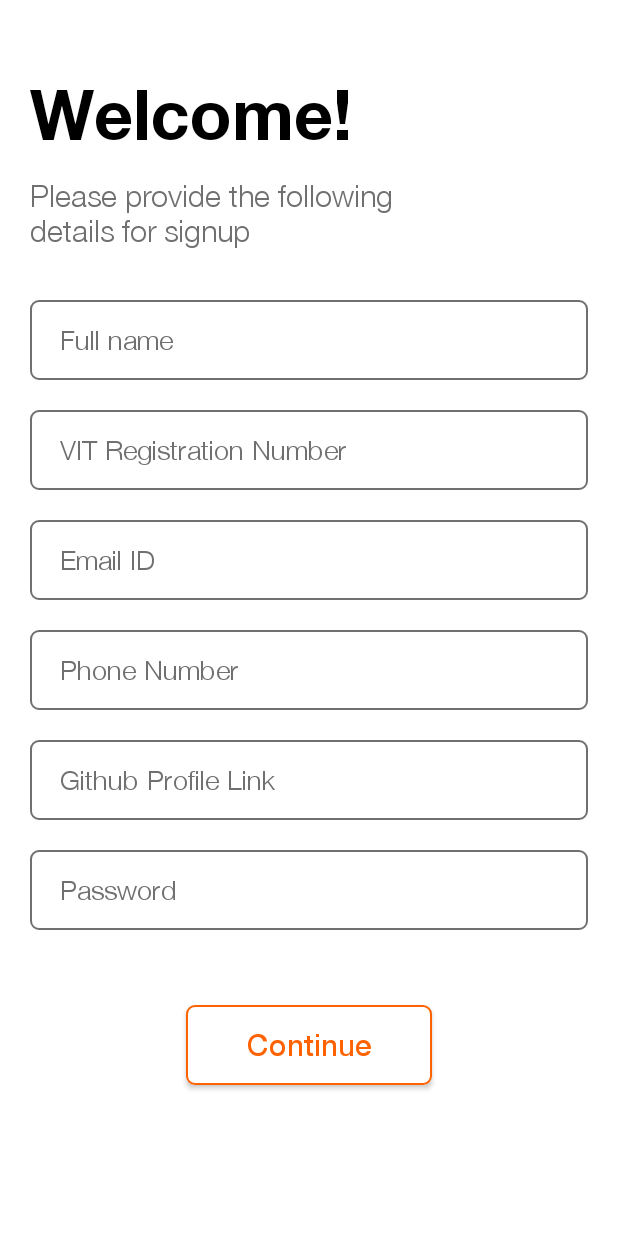
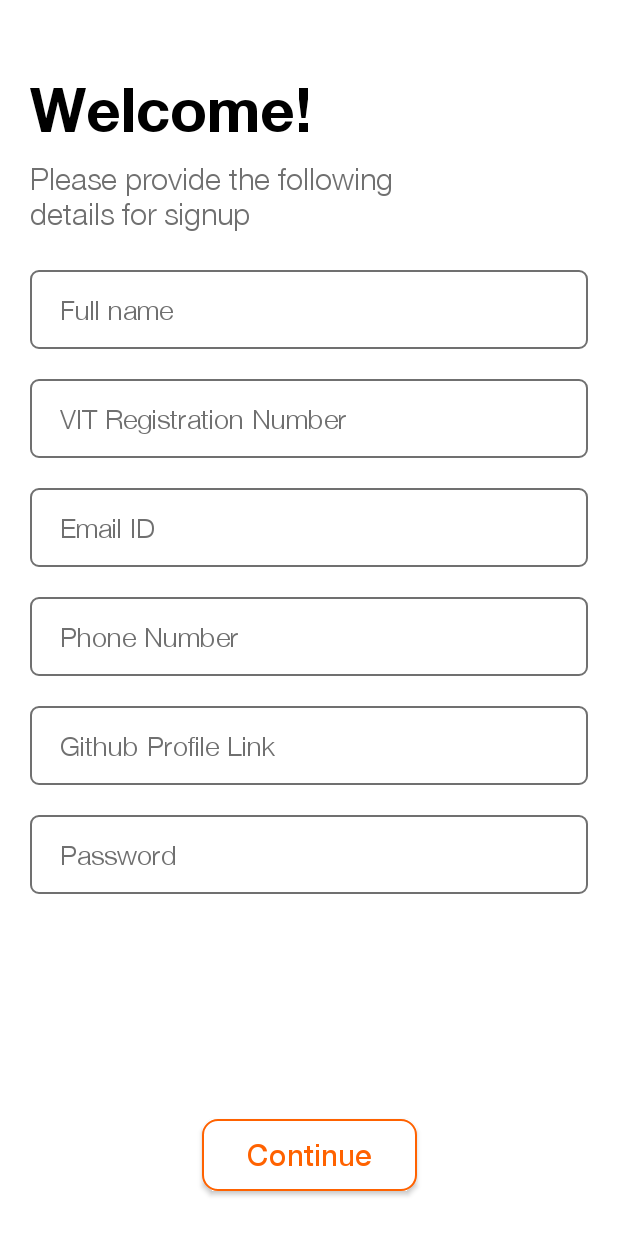
Before and after one commit to panshuljindal/ADG-VIT, an Android app: the recruitment_signup screen opened directly, with no data from a screen before it, on a phone screen of 412 x 824 dp. Run offline under Robolectric (Android 15) with nearby library versions, the phone set to English and light mode, and no system bars.

Commit message:
fix minor ui issues

```diff
--- a/app/src/main/java/com/example/adgexternals/landingActivity.java
+++ b/app/src/main/java/com/example/adgexternals/landingActivity.java
@@ -97,7 +97,9 @@ public class landingActivity extends AppCompatActivity {
 
                 tabBtn1.setActivated(!tab1.isActivated()); tabBtn2.setActivated(false);
                 tab1.setAnimation(animation4);
-                tab1.setVisibility(View.VISIBLE); tab2.setVisibility(View.INVISIBLE);
+                tab1.setVisibility(View.VISIBLE);
+                tab2.setAnimation(animation3);
+                tab2.setVisibility(View.INVISIBLE);
                 btnTab.setAnimation(animationFadein);
                 btnTab.setVisibility(View.VISIBLE);
                 tabBtn1.setSelected(true);
@@ -111,6 +113,7 @@ public class landingActivity extends AppCompatActivity {
 
                 tabBtn2.setActivated(!tab1.isActivated());
                 tab2.setAnimation(animation3);
+                tab1.setAnimation(animation4);
                 tab1.setVisibility(View.INVISIBLE);
                 nextBtn.setText("Start");
                 tab2.setVisibility(View.VISIBLE);
--- a/app/src/main/res/anim/anim2.xml
+++ b/app/src/main/res/anim/anim2.xml
@@ -2,7 +2,7 @@
 <set xmlns:android="http://schemas.android.com/apk/res/android"
     android:shareInterpolator="false">
     <translate
-        android:duration="400"
+        android:duration="300"
         android:fromXDelta="100%"
         android:toXDelta="0%" >
     </translate>
--- a/app/src/main/res/anim/anim3.xml
+++ b/app/src/main/res/anim/anim3.xml
@@ -2,8 +2,8 @@
 <set xmlns:android="http://schemas.android.com/apk/res/android">
 
     <translate
-        android:duration="400"
-        android:fromXDelta="0%"
-        android:toXDelta="100%" >
+        android:duration="300"
+        android:fromXDelta="-100%"
+        android:toXDelta="0%" >
     </translate>
 </set>
--- a/app/src/main/res/drawable/ic_signup.xml
+++ b/app/src/main/res/drawable/ic_signup.xml
@@ -1,5 +1,5 @@
 <?xml version="1.0" encoding="utf-8"?>
 <shape xmlns:android="http://schemas.android.com/apk/res/android">
     <solid android:color="#FF6200"/>
-    <corners android:radius="5dp"/>
+    <corners android:radius="10dp"/>
 </shape>
--- a/app/src/main/res/drawable/loginback.xml
+++ b/app/src/main/res/drawable/loginback.xml
@@ -2,5 +2,5 @@
 <shape xmlns:android="http://schemas.android.com/apk/res/android">
     <solid android:color="#fff"/>
     <stroke android:color="#FF6200" android:width="1.5dp"></stroke>
-    <corners android:radius="5dp"/>
+    <corners android:radius="10dp"/>
 </shape>
--- a/app/src/main/res/drawable/quiznext.xml
+++ b/app/src/main/res/drawable/quiznext.xml
@@ -2,5 +2,5 @@
 <shape xmlns:android="http://schemas.android.com/apk/res/android">
     <solid android:color="#fff"/>
     <stroke android:color="#4766FF" android:width="2dp"></stroke>
-    <corners android:radius="5dp"/>
+    <corners android:radius="10dp"/>
 </shape>
--- a/app/src/main/res/layout/activity_recruitment_signup.xml
+++ b/app/src/main/res/layout/activity_recruitment_signup.xml
@@ -18,17 +18,17 @@
         android:fontFamily="@font/helveticaneu_bold"
         android:text="Welcome!"
         android:textColor="#000"
-        android:textSize="45dp"
+        android:textSize="40dp"
         app:layout_constraintStart_toStartOf="parent"
         app:layout_constraintTop_toTopOf="parent" />
 
     <TextView
         android:id="@+id/textView4"
         android:layout_width="280dp"
-        android:layout_height="50dp"
+        android:layout_height="wrap_content"
         android:layout_marginStart="20dp"
         android:layout_marginLeft="20dp"
-        android:layout_marginTop="15dp"
+        android:layout_marginTop="10dp"
         android:fontFamily="@font/helveticaneue_regular"
         android:text="Please provide the following details for signup"
         android:textColor="#707070"
@@ -39,18 +39,17 @@
     <EditText
         android:id="@+id/signupName"
         android:layout_width="match_parent"
-        android:layout_height="53dp"
+        android:layout_height="wrap_content"
         android:layout_marginStart="20dp"
-        android:layout_marginLeft="20dp"
-        android:layout_marginTop="32dp"
+        android:layout_marginTop="25dp"
         android:layout_marginEnd="20dp"
-        android:layout_marginRight="20dp"
+        android:paddingLeft="20dp"
+        android:paddingTop="15dp"
+        android:paddingBottom="15dp"
         android:background="@drawable/signupedittext"
-        android:ems="10"
         android:fontFamily="@font/helveticaneue_regular"
         android:hint="Full name"
         android:inputType="textPersonName"
-        android:paddingLeft="20dp"
         android:textColor="#000"
         android:textColorHint="#707070"
         app:layout_constraintEnd_toEndOf="parent"
@@ -60,18 +59,17 @@
     <EditText
         android:id="@+id/signupRegNo"
         android:layout_width="match_parent"
-        android:layout_height="53dp"
+        android:layout_height="wrap_content"
         android:layout_marginStart="20dp"
-        android:layout_marginLeft="20dp"
         android:layout_marginTop="20dp"
         android:layout_marginEnd="20dp"
-        android:layout_marginRight="20dp"
+        android:paddingLeft="20dp"
+        android:paddingTop="15dp"
+        android:paddingBottom="15dp"
         android:background="@drawable/signupedittext"
-        android:ems="10"
         android:fontFamily="@font/helveticaneue_regular"
         android:hint="VIT Registration Number"
         android:inputType="textPersonName"
-        android:paddingLeft="20dp"
         android:textColor="#000"
         android:textColorHint="#707070"
         app:layout_constraintEnd_toEndOf="parent"
@@ -81,18 +79,17 @@
     <EditText
         android:id="@+id/signupEmailid"
         android:layout_width="match_parent"
-        android:layout_height="53dp"
+        android:layout_height="wrap_content"
         android:layout_marginStart="20dp"
-        android:layout_marginLeft="20dp"
         android:layout_marginTop="20dp"
         android:layout_marginEnd="20dp"
-        android:layout_marginRight="20dp"
+        android:paddingLeft="20dp"
+        android:paddingTop="15dp"
+        android:paddingBottom="15dp"
         android:background="@drawable/signupedittext"
-        android:ems="10"
         android:fontFamily="@font/helveticaneue_regular"
         android:hint="Email ID"
         android:inputType="textPersonName"
-        android:paddingLeft="20dp"
         android:textColor="#000"
         android:textColorHint="#707070"
         app:layout_constraintEnd_toEndOf="parent"
@@ -102,18 +99,17 @@
     <EditText
         android:id="@+id/signupPhoneNumber"
         android:layout_width="match_parent"
-        android:layout_height="53dp"
+        android:layout_height="wrap_content"
         android:layout_marginStart="20dp"
-        android:layout_marginLeft="20dp"
         android:layout_marginTop="20dp"
         android:layout_marginEnd="20dp"
-        android:layout_marginRight="20dp"
+        android:paddingLeft="20dp"
+        android:paddingTop="15dp"
+        android:paddingBottom="15dp"
         android:background="@drawable/signupedittext"
-        android:ems="10"
         android:fontFamily="@font/helveticaneue_regular"
         android:hint="Phone Number"
         android:inputType="phone"
-        android:paddingLeft="20dp"
         android:textColor="#000"
         android:textColorHint="#707070"
         app:layout_constraintEnd_toEndOf="parent"
@@ -123,18 +119,17 @@
     <EditText
         android:id="@+id/signupGithub"
         android:layout_width="match_parent"
-        android:layout_height="53dp"
+        android:layout_height="wrap_content"
         android:layout_marginStart="20dp"
-        android:layout_marginLeft="20dp"
         android:layout_marginTop="20dp"
         android:layout_marginEnd="20dp"
-        android:layout_marginRight="20dp"
+        android:paddingLeft="20dp"
+        android:paddingTop="15dp"
+        android:paddingBottom="15dp"
         android:background="@drawable/signupedittext"
-        android:ems="10"
         android:fontFamily="@font/helveticaneue_regular"
         android:hint="Github Profile Link"
         android:inputType="textPersonName"
-        android:paddingLeft="20dp"
         android:textColor="#000"
         android:textColorHint="#707070"
         app:layout_constraintEnd_toEndOf="parent"
@@ -144,41 +139,42 @@
     <EditText
         android:id="@+id/signupPassword"
         android:layout_width="match_parent"
-        android:layout_height="53dp"
+        android:layout_height="wrap_content"
         android:layout_marginStart="20dp"
-        android:layout_marginLeft="20dp"
         android:layout_marginTop="20dp"
         android:layout_marginEnd="20dp"
-        android:layout_marginRight="20dp"
+        android:paddingLeft="20dp"
+        android:paddingTop="15dp"
+        android:paddingBottom="15dp"
         android:background="@drawable/signupedittext"
-        android:ems="10"
         android:fontFamily="@font/helveticaneue_regular"
         android:hint="Password"
         android:inputType="textPassword"
-        android:paddingLeft="20dp"
         android:textColor="#000"
         android:textColorHint="#707070"
         app:layout_constraintEnd_toEndOf="parent"
         app:layout_constraintStart_toStartOf="parent"
         app:layout_constraintTop_toBottomOf="@+id/signupGithub" />
 
-    <androidx.appcompat.widget.AppCompatButton
+    <Button
         android:id="@+id/buttonSignupContinue"
-        android:layout_width="164dp"
-        android:layout_height="53dp"
-        android:layout_marginStart="123dp"
-        android:layout_marginLeft="123dp"
-        android:layout_marginTop="50dp"
-        android:layout_marginEnd="124dp"
-        android:layout_marginRight="124dp"
+        android:layout_width="wrap_content"
+        android:layout_height="wrap_content"
         android:background="@drawable/loginback"
         android:fontFamily="@font/helveticaneue_medium"
+        android:foreground="?android:attr/selectableItemBackground"
+        android:paddingLeft="30dp"
+        android:paddingTop="10dp"
+        android:paddingRight="30dp"
+        android:paddingBottom="10dp"
         android:text="Continue"
         android:textAllCaps="false"
         android:textColor="#FF6200"
         android:textSize="20dp"
+        android:layout_marginTop="25dp"
+        android:layout_marginBottom="30dp"
+        app:layout_constraintBottom_toBottomOf="parent"
         app:layout_constraintEnd_toEndOf="parent"
-        app:layout_constraintStart_toStartOf="parent"
-        app:layout_constraintTop_toBottomOf="@+id/signupPassword" />
+        app:layout_constraintStart_toStartOf="parent" />
 
 </androidx.constraintlayout.widget.ConstraintLayout>
```
Also changed, not shown: app/src/main/res/layout/activity_landing.xml (+10 -2 lines), app/src/main/res/layout/activity_recruitment_home.xml (+38 -28 lines), app/src/main/res/layout/activity_recruitment_login.xml (+25 -25 lines), app/src/main/res/layout/activity_recruitment_quiz.xml (+8 -6 lines).
